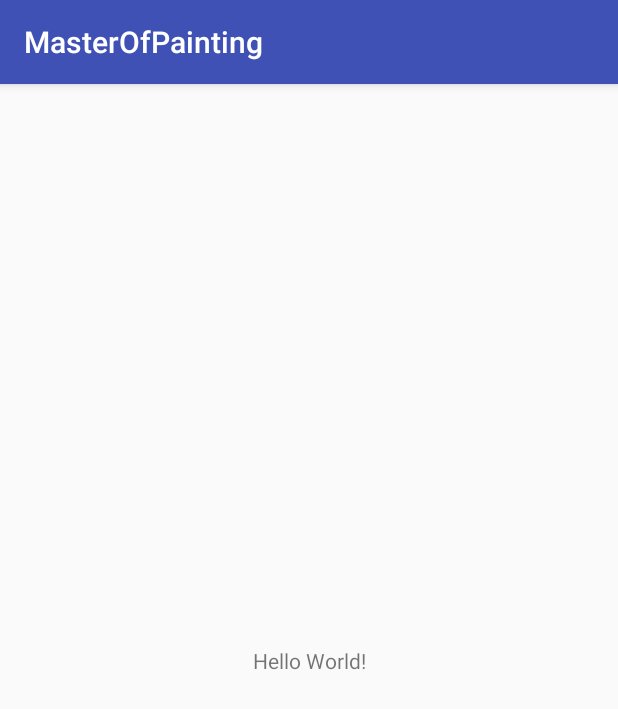
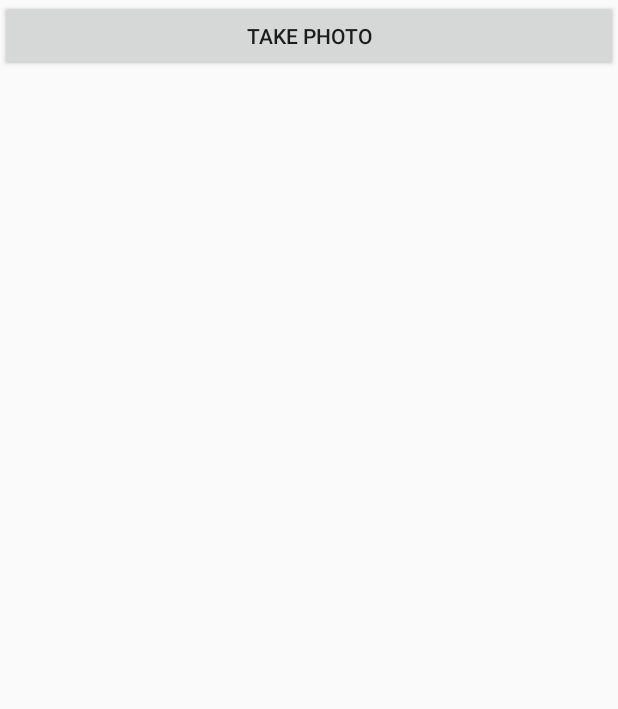
Before and after one commit to zxuu/MasterOfPainting, an Android app: the screen it shows after launch (MainActivity), on a phone screen of 412 x 824 dp. Shown: the top 709 px of the screen. Run offline under Robolectric (Android 15) with nearby library versions, the phone set to English and light mode, and no system bars.

Commit message:
takepicture

```diff
--- a/app/src/main/java/com/zxu/masterofpainting/MainActivity.java
+++ b/app/src/main/java/com/zxu/masterofpainting/MainActivity.java
@@ -1,13 +1,81 @@
 package com.zxu.masterofpainting;
 
+import android.app.Activity;
+import android.content.Intent;
+import android.graphics.Bitmap;
+import android.graphics.BitmapFactory;
+import android.net.Uri;
+import android.os.Build;
+import android.provider.MediaStore;
+import android.support.v4.content.FileProvider;
 import android.support.v7.app.AppCompatActivity;
 import android.os.Bundle;
+import android.view.View;
+import android.view.WindowManager;
+import android.widget.Button;
+import android.widget.ImageView;
 
-public class MainActivity extends AppCompatActivity {
+import java.io.File;
+import java.io.FileNotFoundException;
+import java.io.IOException;
+import java.net.URI;
+
+public class MainActivity extends Activity{
+    public static final int TAKE_PHOTO = 1;
+    private ImageView picture;
+    private Button takepicture;
+    private Uri imageUri;
 
     @Override
     protected void onCreate(Bundle savedInstanceState) {
         super.onCreate(savedInstanceState);
         setContentView(R.layout.activity_main);
+
+        picture = (ImageView) findViewById(R.id.picture);
+        takepicture = (Button) findViewById(R.id.take_photo);
+        takepicture.setOnClickListener(new View.OnClickListener() {
+            @Override
+            public void onClick(View v) {
+                // 创建File对象，用于存储拍照后的照片
+                File outputimage = new File(getExternalCacheDir(),"output_image.jpg");
+                try {
+                    if (outputimage.exists()) {
+                        outputimage.delete();
+                    }
+                    outputimage.createNewFile();
+                } catch (IOException e) {
+                    e.printStackTrace();
+                }
+                if (Build.VERSION.SDK_INT >= 24) {
+                    imageUri = FileProvider.getUriForFile(MainActivity.this,
+                            "com.zxu.masterofpainting.fileprovider", outputimage);
+                } else {
+                    imageUri = Uri.fromFile(outputimage);
+                }
+                Intent intent = new Intent("android.media.action.IMAGE_CAPTURE");
+                intent.putExtra(MediaStore.EXTRA_OUTPUT, imageUri);
+                startActivityForResult(intent,TAKE_PHOTO);
+            }
+        });
+    }
+
+    @Override
+    protected void onActivityResult(int requestCode, int resultCode, Intent data) {
+        switch (requestCode) {
+            case TAKE_PHOTO:
+                if (resultCode == RESULT_OK) {
+                    try {
+                        //将拍摄的照片显示出来
+                        Bitmap bitmap = BitmapFactory.decodeStream(getContentResolver()
+                                .openInputStream(imageUri));
+                        picture.setImageBitmap(bitmap);
+                    } catch (FileNotFoundException e) {
+                        e.printStackTrace();
+                    }
+                }
+                break;
+                default:
+                    break;
+        }
     }
 }
--- a/app/src/main/res/layout/activity_main.xml
+++ b/app/src/main/res/layout/activity_main.xml
@@ -1,18 +1,21 @@
 <?xml version="1.0" encoding="utf-8"?>
-<android.support.constraint.ConstraintLayout xmlns:android="http://schemas.android.com/apk/res/android"
+<LinearLayout xmlns:android="http://schemas.android.com/apk/res/android"
     xmlns:app="http://schemas.android.com/apk/res-auto"
     xmlns:tools="http://schemas.android.com/tools"
+    android:orientation="vertical"
     android:layout_width="match_parent"
     android:layout_height="match_parent"
     tools:context=".MainActivity">
 
-    <TextView
+    <Button
+        android:id="@+id/take_photo"
+        android:text="Take Photo"
+        android:layout_width="match_parent"
+        android:layout_height="wrap_content" />
+
+    <ImageView
+        android:id="@+id/picture"
+        android:layout_gravity="center_horizontal"
         android:layout_width="wrap_content"
-        android:layout_height="wrap_content"
-        android:text="Hello World!"
-        app:layout_constraintBottom_toBottomOf="parent"
-        app:layout_constraintLeft_toLeftOf="parent"
-        app:layout_constraintRight_toRightOf="parent"
-        app:layout_constraintTop_toTopOf="parent" />
-
-</android.support.constraint.ConstraintLayout>
+        android:layout_height="wrap_content" />
+</LinearLayout>
--- /dev/null
+++ b/app/src/main/res/xml/file_paths.xml
@@ -0,0 +1,6 @@
+<?xml version="1.0" encoding="utf-8"?>
+<paths xmlns:android="http://schemas.android.com/apk/res/android">
+    <external-path
+        name="my_images"
+        path=""/>
+</paths>
```
Also changed, not shown: app/src/main/AndroidManifest.xml (+13 -0 lines).
